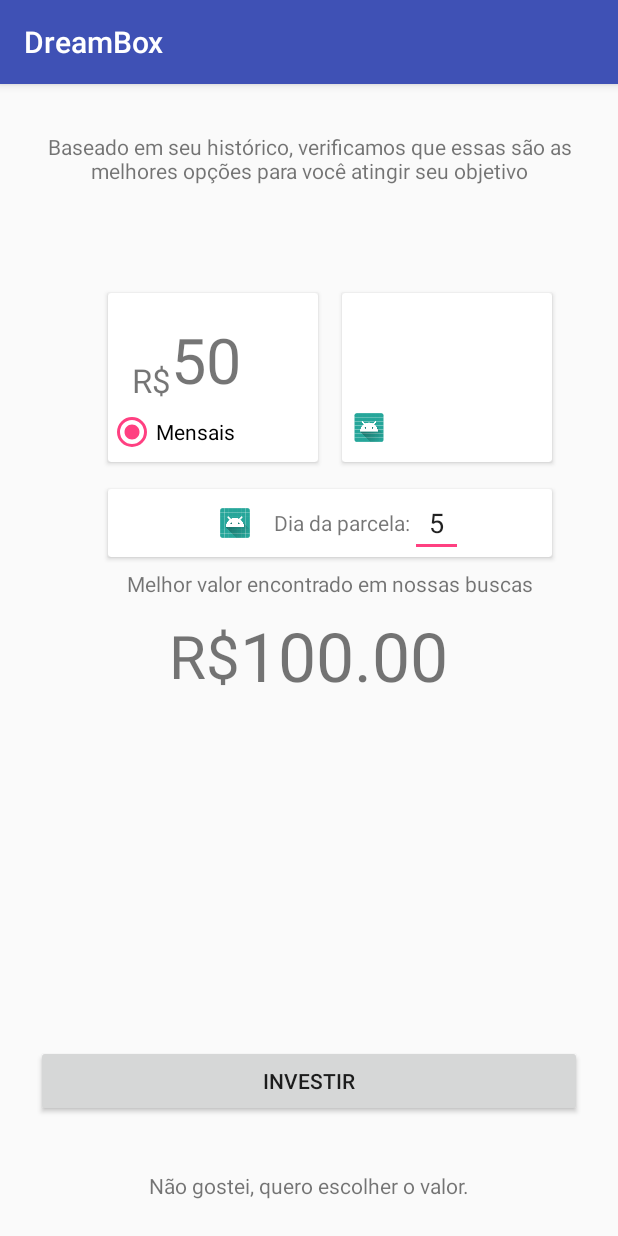
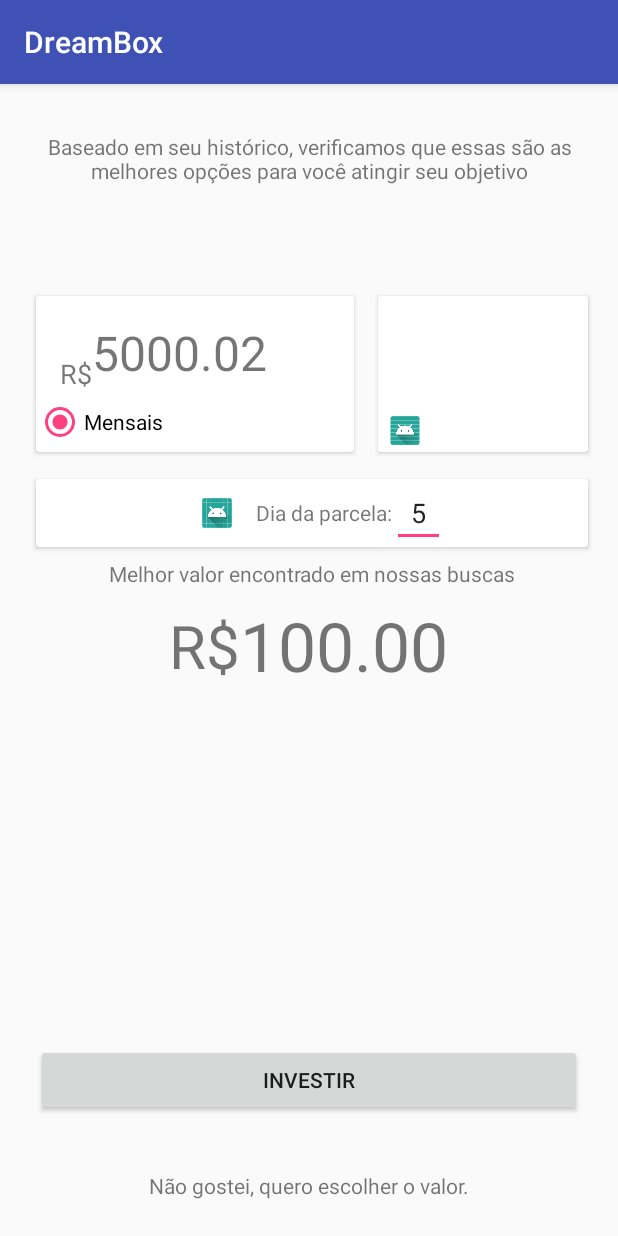
Before and after one commit to DreamB0x/dreambox-app, an Android app: the InstallmentsActivity screen opened directly, with no data from a screen before it, on a phone screen of 412 x 824 dp. Run offline under Robolectric (Android 15) with nearby library versions, the light colour scheme and no system bars.

Commit message:
improve intallmentsactivity

```diff
--- a/app/src/main/res/layout/activity_installments.xml
+++ b/app/src/main/res/layout/activity_installments.xml
@@ -27,7 +27,7 @@
 
     <android.support.v7.widget.CardView
         android:id="@+id/cardView"
-        android:layout_width="140dp"
+        android:layout_width="0dp"
         android:layout_height="wrap_content"
         android:layout_marginBottom="8dp"
         android:layout_marginEnd="8dp"
@@ -41,43 +41,45 @@
         app:layout_constraintVertical_bias="0.19">
 
         <LinearLayout
-            android:orientation="vertical"
             android:layout_width="match_parent"
-            android:layout_height="wrap_content">
+            android:layout_height="wrap_content"
+            android:orientation="vertical">
+
             <LinearLayout
-                android:gravity="center_horizontal"
+                android:layout_width="match_parent"
+                android:layout_height="wrap_content"
                 android:layout_marginLeft="16dp"
                 android:layout_marginRight="16dp"
                 android:layout_marginTop="16dp"
-                android:layout_width="match_parent"
-                android:layout_height="wrap_content">
+                android:gravity="center_horizontal">
+
                 <TextView
-                    android:layout_gravity="bottom"
-                    android:gravity="bottom"
                     android:id="@+id/rs1"
                     android:layout_width="wrap_content"
                     android:layout_height="wrap_content"
+                    android:layout_gravity="bottom"
+                    android:gravity="bottom"
                     android:text="R$"
-                    android:textSize="22sp" />
+                    android:textSize="18sp" />
 
                 <TextView
-                    android:textSize="42sp"
-                    android:gravity="left"
                     android:id="@+id/monthlyValue"
                     android:layout_width="match_parent"
-                    android:layout_height="wrap_content"
-                    android:text="50" />
+                    android:layout_height="48dp"
+                    android:gravity="left"
+                    android:text="5000.02"
+                    android:textSize="32sp" />
             </LinearLayout>
 
             <RadioButton
+                android:id="@+id/rbMonthly"
+                android:layout_width="match_parent"
+                android:layout_height="wrap_content"
+                android:layout_gravity="bottom"
+                android:layout_marginBottom="4dp"
+                android:layout_marginTop="4dp"
                 android:checked="true"
-                android:layout_marginTop="4dp"
-                android:layout_marginBottom="4dp"
-                android:id="@+id/rbMonthly"
-                android:text="Mensais"
-                android:layout_gravity="bottom"
-                android:layout_width="match_parent"
-                android:layout_height="wrap_content" />
+                android:text="Mensais" />
         </LinearLayout>
 
     </android.support.v7.widget.CardView>
@@ -147,9 +149,8 @@
         android:layout_marginEnd="2320dp"
         android:orientation="vertical"
         app:layout_constraintEnd_toEndOf="parent"
-        app:layout_constraintGuide_end="176dp"
-        app:layout_constraintStart_toStartOf="parent"
-        android:layout_marginRight="2320dp" />
+        app:layout_constraintGuide_end="152dp"
+        app:layout_constraintStart_toStartOf="parent" />
 
     <android.support.v7.widget.CardView
         android:id="@+id/cd2"
@@ -212,28 +213,31 @@
         android:layout_marginTop="8dp"
         android:gravity="center"
         android:orientation="horizontal"
-        app:layout_constraintBottom_toTopOf="@+id/button2"
+        app:layout_constraintBottom_toTopOf="@+id/target"
         app:layout_constraintEnd_toEndOf="@+id/cd2"
         app:layout_constraintStart_toStartOf="@+id/cd2"
-        app:layout_constraintTop_toBottomOf="@+id/textView4">
+        app:layout_constraintTop_toBottomOf="@+id/textView4"
+        app:layout_constraintVertical_bias="0.68">
 
         <TextView
-            android:textSize="40sp"
             android:layout_width="wrap_content"
             android:layout_height="wrap_content"
-            android:text="R$" />
+            android:text="R$"
+            android:textSize="40sp" />
 
         <TextView
-            android:textSize="45sp"
+            android:id="@+id/totalValue"
             android:layout_width="wrap_content"
             android:layout_height="wrap_content"
-            android:text="100.00" />
+            android:text="100.00"
+            android:textSize="45sp" />
     </LinearLayout>
 
     <TextView
         android:id="@+id/textView5"
         android:layout_width="wrap_content"
         android:layout_height="wrap_content"
+        android:layout_marginTop="16dp"
         android:layout_marginBottom="8dp"
         android:layout_marginEnd="8dp"
         android:layout_marginStart="8dp"
```
